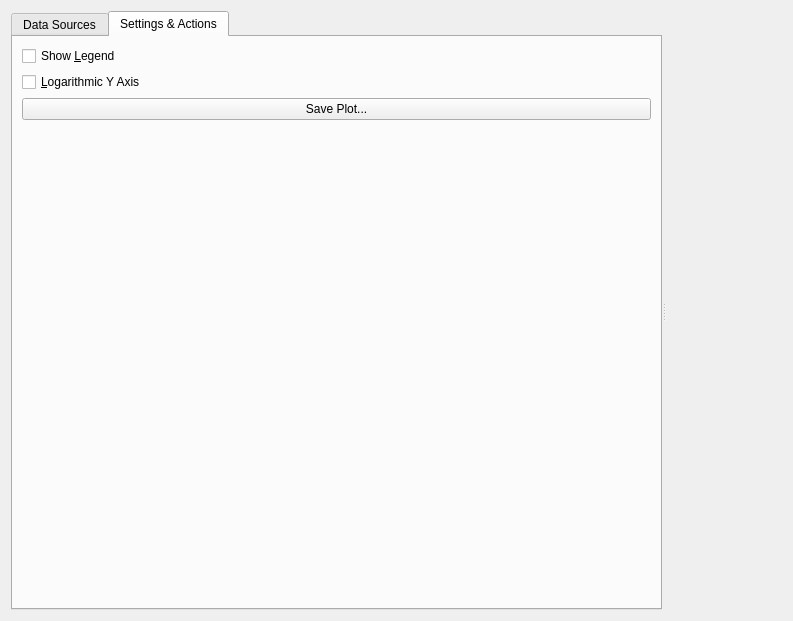
Qt form src/simulationworkbench/widgets/plotwidget_v1.ui (CSB-at-ZIB/BioPARKIN) before a commit.
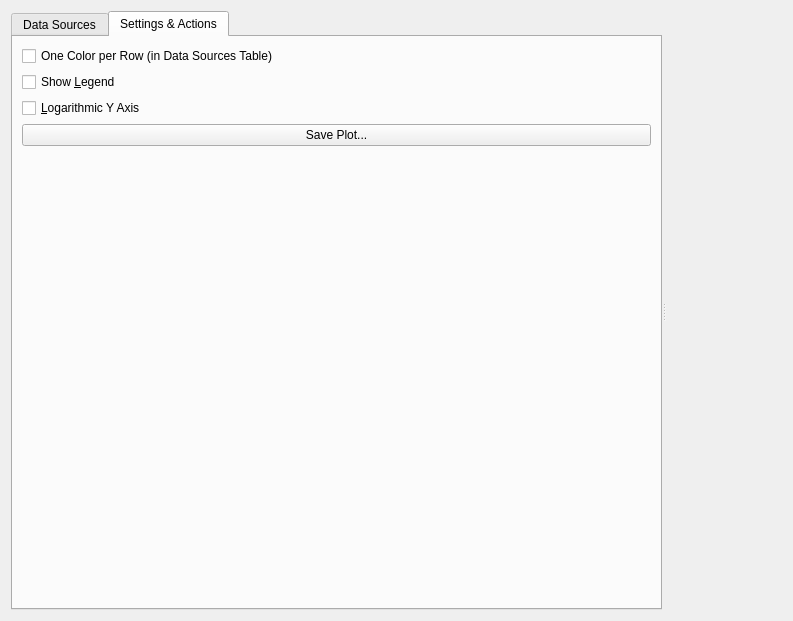
The same form after that commit. The open tabs and pages were chosen to show the change.

Commit message:
Plot Widget: Add checkbox to switch dynamic coloring on/off
closes #2

Patch:
```diff
--- a/src/simulationworkbench/widgets/plotwidget_v1.ui
+++ b/src/simulationworkbench/widgets/plotwidget_v1.ui
@@ -82,6 +82,16 @@
        <layout class="QVBoxLayout" name="verticalLayout_2">
         <item>
          <layout class="QVBoxLayout" name="verticalLayout">
+          <item>
+           <widget class="QCheckBox" name="checkBoxOneColorPerRow">
+            <property name="text">
+             <string>One Color per Row (in Data Sources Table)</string>
+            </property>
+            <property name="checked">
+             <bool>false</bool>
+            </property>
+           </widget>
+          </item>
           <item>
            <widget class="QCheckBox" name="checkBoxShowLegend">
             <property name="text">
```
The commit also changes 3 other files.
